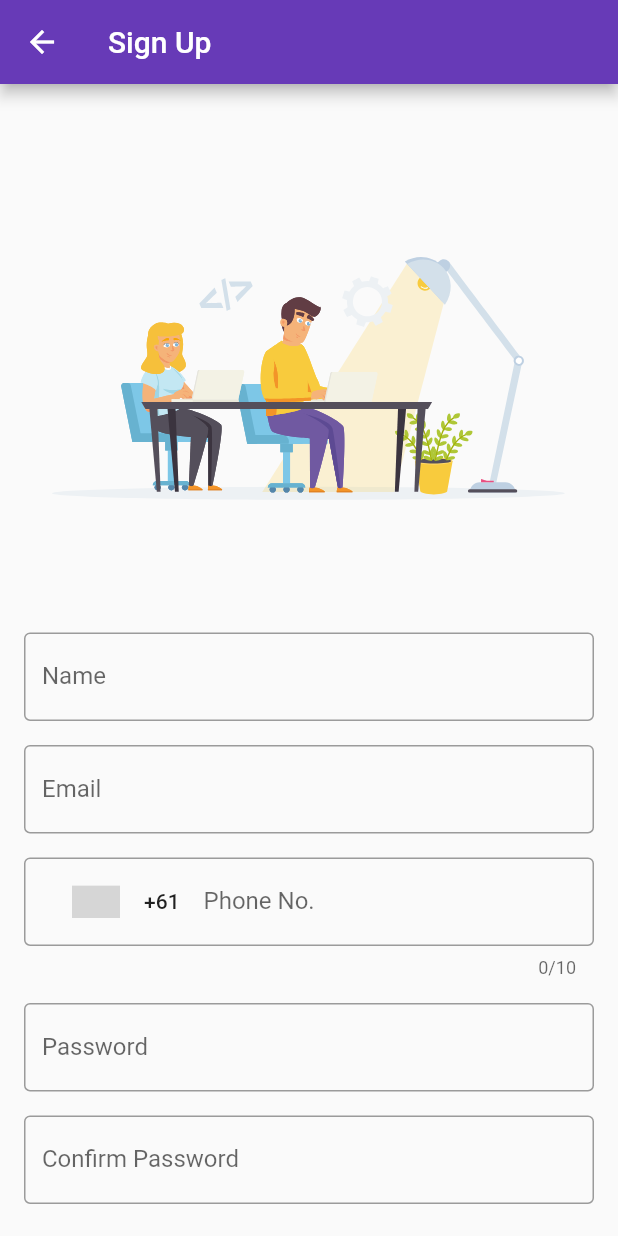
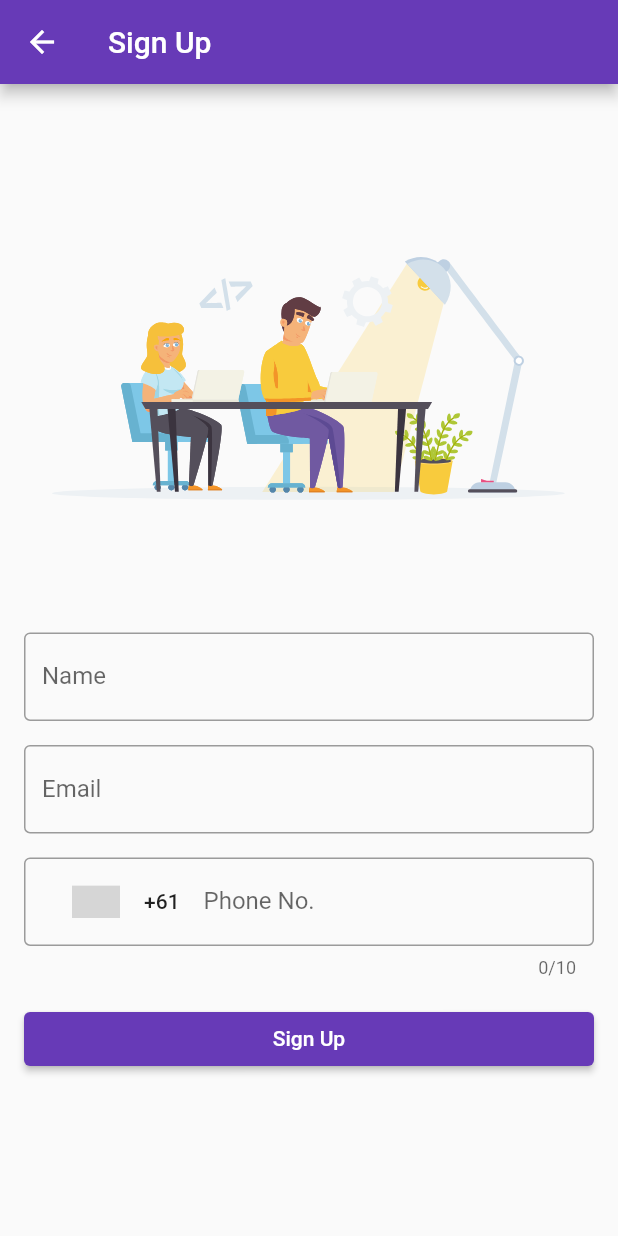
Before and after one commit to sahilr005/tradie_id, a Flutter app: the screen it shows after launch, after a tap on "Sign Up", on a phone screen of 412 x 824 dp. Run offline on Flutter 3.47's test engine with Material 2 defaults, Android fonts, the phone set to English and light mode, and no system bars; drawn by our look-alikes of country_code_picker; our stand-ins replace bloc, dio, equatable, firebase_auth, firebase_core, flutter_bloc and 11 more; missing offline and left inert: flutter_secure_screen, slide_digital_clock; accounts and stored records are empty; network calls fail; grey boxes are pictures that could not be loaded.

Commit message:
issue fix

```diff
--- a/lib/home/ui/settings.dart
+++ b/lib/home/ui/settings.dart
@@ -41,7 +41,7 @@ class _SettingsScreenState extends State<SettingsScreen> {
                       color: Colors.green,
                     )),
               ),
-              if (box!.get("phone").toString() == "9664922646")
+              if (box!.get("phone").toString() == "8905671058")
                 Card(
                   child: ListTile(
                     onTap: () async {
@@ -71,7 +71,7 @@ class _SettingsScreenState extends State<SettingsScreen> {
                   ),
                 ),
               ),
-              if (box!.get("phone").toString() == "9664922646")
+              if (box!.get("phone").toString() == "8905671058")
                 Card(
                   child: ListTile(
                     onTap: () {
@@ -84,7 +84,7 @@ class _SettingsScreenState extends State<SettingsScreen> {
                     ),
                   ),
                 ),
-              if (box!.get("phone").toString() == "9664922646")
+              if (box!.get("phone").toString() == "8905671058")
                 Card(
                   child: ListTile(
                     onTap: () {
--- a/lib/login/ui/otp_screen.dart
+++ b/lib/login/ui/otp_screen.dart
@@ -9,7 +9,7 @@ import 'package:tradie_id/config/config.dart';
 import 'package:tradie_id/home/ui/home_page.dart';
 
 class VerifyOtpScreen extends StatefulWidget {
-  final String name, email, phoneNo, password, verificationId, onlyNumber;
+  final String name, email, phoneNo, verificationId, onlyNumber;
   final bool fromLogin;
   const VerifyOtpScreen(
       {super.key,
@@ -17,7 +17,6 @@ class VerifyOtpScreen extends StatefulWidget {
       required this.email,
       required this.onlyNumber,
       required this.phoneNo,
-      required this.password,
       required this.verificationId,
       required this.fromLogin});
 
@@ -123,8 +122,7 @@ class _VerifyOtpScreenState extends State<VerifyOtpScreen> {
               data: {
                 "name": widget.name,
                 "email": widget.email,
-                "phone_no": widget.phoneNo,
-                "password": widget.password,
+                "phone_no": widget.phoneNo
               },
             );
 
--- a/lib/login/ui/sign_up.dart
+++ b/lib/login/ui/sign_up.dart
@@ -25,7 +25,7 @@ class _SignUpScreenState extends State<SignUpScreen> {
   final TextEditingController countryCodeController =
       TextEditingController(text: "+61");
   final TextEditingController conformController = TextEditingController();
-  final TextEditingController passwordController = TextEditingController();
+  // final TextEditingController passwordController = TextEditingController();
   File? _image;
   String? _base64Image;
 
@@ -127,41 +127,41 @@ class _SignUpScreenState extends State<SignUpScreen> {
                   },
                 ),
                 const SizedBox(height: 16.0),
-                TextFormField(
-                  controller: passwordController,
-                  decoration: const InputDecoration(
-                    labelText: 'Password',
-                    border: OutlineInputBorder(),
-                  ),
-                  keyboardType: TextInputType.visiblePassword,
-                  obscureText: true,
-                  validator: (value) {
-                    if (value == null || value.isEmpty) {
-                      return 'Please enter your Password';
-                    }
-                    return null;
-                  },
-                ),
-                const SizedBox(height: 16.0),
-                TextFormField(
-                  controller: conformController,
-                  decoration: const InputDecoration(
-                    labelText: 'Confirm Password',
-                    border: OutlineInputBorder(),
-                  ),
-                  keyboardType: TextInputType.visiblePassword,
-                  obscureText: true,
-                  validator: (value) {
-                    if (value == null || value.isEmpty) {
-                      return 'Please confirm your Password';
-                    }
-                    if (value != passwordController.text) {
-                      return 'Passwords do not match';
-                    }
-                    return null;
-                  },
-                ),
-                const SizedBox(height: 24.0),
+                // TextFormField(
+                //   controller: passwordController,
+                //   decoration: const InputDecoration(
+                //     labelText: 'Password',
+                //     border: OutlineInputBorder(),
+                //   ),
+                //   keyboardType: TextInputType.visiblePassword,
+                //   obscureText: true,
+                //   validator: (value) {
+                //     if (value == null || value.isEmpty) {
+                //       return 'Please enter your Password';
+                //     }
+                //     return null;
+                //   },
+                // ),
+                // const SizedBox(height: 16.0),
+                // TextFormField(
+                //   controller: conformController,
+                //   decoration: const InputDecoration(
+                //     labelText: 'Confirm Password',
+                //     border: OutlineInputBorder(),
+                //   ),
+                //   keyboardType: TextInputType.visiblePassword,
+                //   obscureText: true,
+                //   validator: (value) {
+                //     if (value == null || value.isEmpty) {
+                //       return 'Please confirm your Password';
+                //     }
+                //     if (value != passwordController.text) {
+                //       return 'Passwords do not match';
+                //     }
+                //     return null;
+                //   },
+                // ),
+                // const SizedBox(height: 24.0),
                 ElevatedButton(
                   onPressed: () async {
                     if (_formKey.currentState!.validate()) {
@@ -203,7 +203,7 @@ class _SignUpScreenState extends State<SignUpScreen> {
                   onlyNumber: phoneController.text,
                   email: emailController.text,
                   name: usernameController.text,
-                  password: passwordController.text,
+                  // password: passwordController.text,
                   phoneNo: countryCodeController.text + phoneController.text,
                 ),
               ),
--- a/lib/main.dart
+++ b/lib/main.dart
@@ -11,6 +11,7 @@ import 'package:hive_flutter/hive_flutter.dart';
 import 'package:flutter/services.dart';
 import 'package:flutter_secure_screen/flutter_secure_screen.dart';
 import 'package:firebase_core/firebase_core.dart';
+import 'package:upgrader/upgrader.dart';
 import 'firebase_options.dart';
 import 'package:get/get.dart';
 
@@ -54,7 +55,12 @@ class MyApp extends StatelessWidget {
       ),
       debugShowCheckedModeBanner: false,
       builder: EasyLoading.init(),
-      home: MultiBlocProvider(
+      home: UpgradeAlert(
+        upgrader: Upgrader(
+          showIgnore: false,
+          showLater: false,
+        ),
+        child: MultiBlocProvider(
           providers: [
             BlocProvider<LoginBloc>(
               create: (context) => LoginBloc(),
@@ -62,6 +68,7 @@ class MyApp extends StatelessWidget {
           ],
           child: box!.containsKey("phone") ? const HomePage() : LoginPage(),
         ),
+      ),
     );
   }
 }
--- a/pubspec.yaml
+++ b/pubspec.yaml
@@ -16,7 +16,7 @@ publish_to: 'none' # Remove this line if you wish to publish to pub.dev
 # https://developer.apple.com/library/archive/documentation/General/Reference/InfoPlistKeyReference/Articles/CoreFoundationKeys.html
 # In Windows, build-name is used as the major, minor, and patch parts
 # of the product and file versions while build-number is used as the build suffix.
-version: 3.0.0+18
+version: 5.0.0+22
 
 environment:
   sdk: '>=2.18.4 <3.0.0'
@@ -61,6 +61,7 @@ dependencies:
   screenshot: ^2.1.0
   photo_view: ^0.14.0
   get: ^4.6.5
+  upgrader: ^8.1.0
 
 dev_dependencies:
   flutter_test:
```
Also changed, not shown: lib/home/ui/card_list.dart (+63 -86 lines), lib/home/ui/card_show.dart (+48 -38 lines), lib/home/ui/home_page.dart (+49 -4 lines), lib/login/ui/login_page.dart (+7 -4 lines), lib/model/company_list_model.dart (+3 -4 lines), pubspec.lock, 4 other files. Lines whose indentation alone changed are shown as unchanged.
